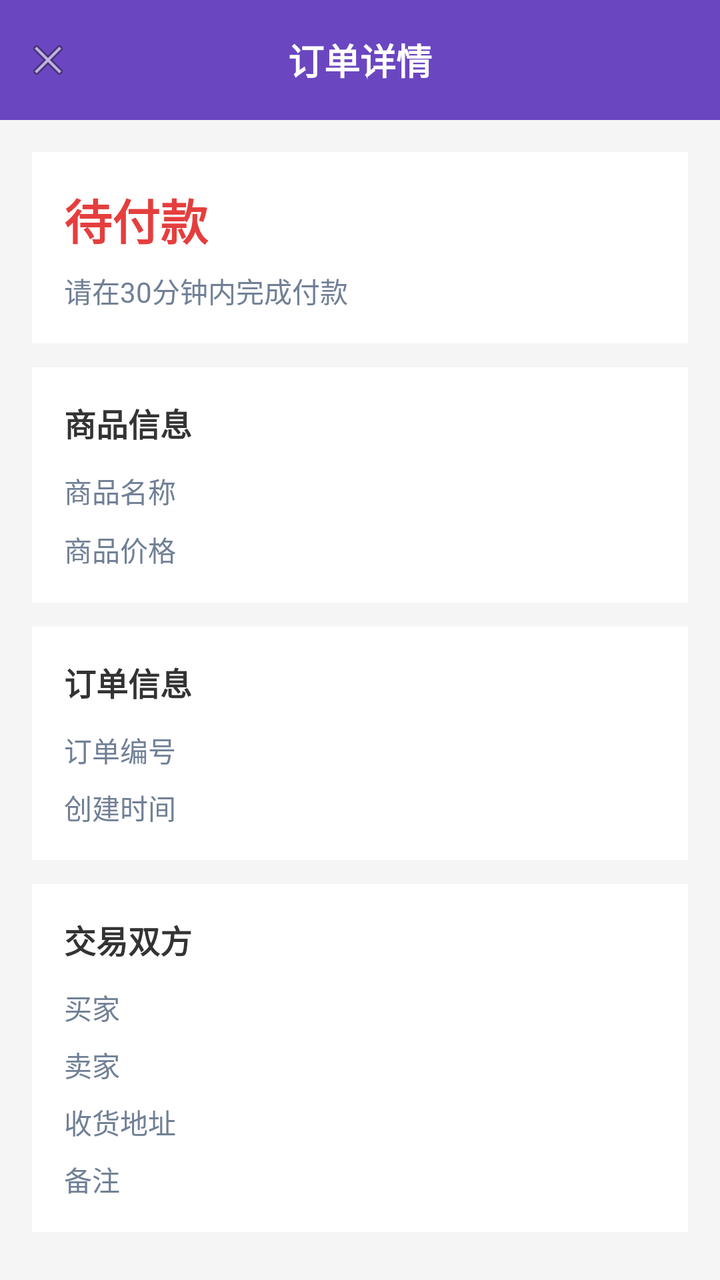
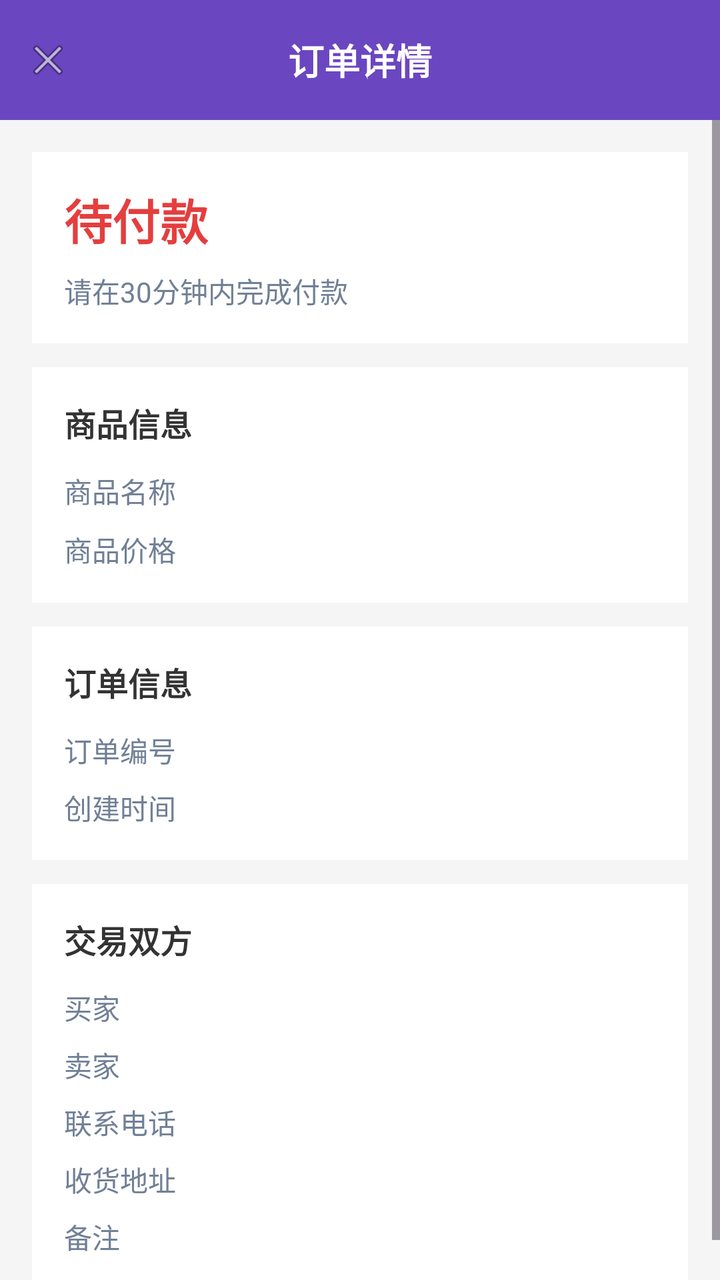

Compare the two renders of this Android layout. The source of the first and the diff that turns it into the second are given below.
<!-- AndroidManifest.xml: application theme Theme.MyApplication -->
<!-- res/layout/activity_order_detail.xml -->
<?xml version="1.0" encoding="utf-8"?>
<LinearLayout xmlns:android="http://schemas.android.com/apk/res/android"
    android:layout_width="match_parent"
    android:layout_height="match_parent"
    android:orientation="vertical"
    android:background="#f5f5f5">

    
    <LinearLayout
        android:layout_width="match_parent"
        android:layout_height="60dp"
        android:background="#6b46c1"
        android:gravity="center_vertical"
        android:orientation="horizontal">

        <ImageView
            android:id="@+id/iv_back"
            android:layout_width="48dp"
            android:layout_height="48dp"
            android:src="@android:drawable/ic_menu_close_clear_cancel"
            android:padding="12dp"
            android:background="@drawable/ripple_transparent"/>

        <TextView
            android:layout_width="0dp"
            android:layout_height="wrap_content"
            android:layout_weight="1"
            android:text="订单详情"
            android:textColor="#ffffff"
            android:textSize="18sp"
            android:textStyle="bold"
            android:gravity="center"/>

        <View
            android:layout_width="48dp"
            android:layout_height="48dp"/>
    </LinearLayout>

    <ScrollView
        android:layout_width="match_parent"
        android:layout_height="match_parent">

        <LinearLayout
            android:layout_width="match_parent"
            android:layout_height="wrap_content"
            android:orientation="vertical"
            android:padding="16dp">

            
            <LinearLayout
                android:layout_width="match_parent"
                android:layout_height="wrap_content"
                android:orientation="vertical"
                android:background="#ffffff"
                android:padding="16dp">

                <TextView
                    android:id="@+id/tv_status"
                    android:layout_width="wrap_content"
                    android:layout_height="wrap_content"
                    android:text="待付款"
                    android:textSize="24sp"
                    android:textStyle="bold"
                    android:textColor="#E53E3E"/>

                <TextView
                    android:id="@+id/tv_status_desc"
                    android:layout_width="wrap_content"
                    android:layout_height="wrap_content"
                    android:text="请在30分钟内完成付款"
                    android:textSize="14sp"
                    android:textColor="#718096"
                    android:layout_marginTop="8dp"/>
            </LinearLayout>

            
            <LinearLayout
                android:layout_width="match_parent"
                android:layout_height="wrap_content"
                android:orientation="vertical"
                android:background="#ffffff"
                android:padding="16dp"
                android:layout_marginTop="12dp">

                <TextView
                    android:layout_width="wrap_content"
                    android:layout_height="wrap_content"
                    android:text="商品信息"
                    android:textSize="16sp"
                    android:textStyle="bold"
                    android:textColor="#333333"/>

                <LinearLayout
                    android:layout_width="match_parent"
                    android:layout_height="wrap_content"
                    android:orientation="horizontal"
                    android:layout_marginTop="12dp">

                    <TextView
                        android:layout_width="80dp"
                        android:layout_height="wrap_content"
                        android:text="商品名称"
                        android:textSize="14sp"
                        android:textColor="#718096"/>

                    <TextView
                        android:id="@+id/tv_item_title"
                        android:layout_width="0dp"
                        android:layout_height="wrap_content"
                        android:layout_weight="1"
                        android:text=""
                        android:textSize="14sp"
                        android:textColor="#333333"/>
                </LinearLayout>

                <LinearLayout
                    android:layout_width="match_parent"
                    android:layout_height="wrap_content"
                    android:orientation="horizontal"
                    android:layout_marginTop="8dp">

                    <TextView
                        android:layout_width="80dp"
                        android:layout_height="wrap_content"
                        android:text="商品价格"
                        android:textSize="14sp"
                        android:textColor="#718096"/>

                    <TextView
                        android:id="@+id/tv_price"
                        android:layout_width="0dp"
                        android:layout_height="wrap_content"
                        android:layout_weight="1"
                        android:text=""
                        android:textSize="16sp"
                        android:textColor="#E53E3E"
                        android:textStyle="bold"/>
                </LinearLayout>
            </LinearLayout>

            
            <LinearLayout
                android:layout_width="match_parent"
                android:layout_height="wrap_content"
                android:orientation="vertical"
                android:background="#ffffff"
                android:padding="16dp"
                android:layout_marginTop="12dp">

                <TextView
                    android:layout_width="wrap_content"
                    android:layout_height="wrap_content"
                    android:text="订单信息"
                    android:textSize="16sp"
                    android:textStyle="bold"
                    android:textColor="#333333"/>

                <LinearLayout
                    android:layout_width="match_parent"
                    android:layout_height="wrap_content"
                    android:orientation="horizontal"
                    android:layout_marginTop="12dp">

                    <TextView
                        android:layout_width="80dp"
                        android:layout_height="wrap_content"
                        android:text="订单编号"
                        android:textSize="14sp"
                        android:textColor="#718096"/>

                    <TextView
                        android:id="@+id/tv_order_no"
                        android:layout_width="0dp"
                        android:layout_height="wrap_content"
                        android:layout_weight="1"
                        android:text=""
                        android:textSize="14sp"
                        android:textColor="#333333"/>
                </LinearLayout>

                <LinearLayout
                    android:layout_width="match_parent"
                    android:layout_height="wrap_content"
                    android:orientation="horizontal"
                    android:layout_marginTop="8dp">

                    <TextView
                        android:layout_width="80dp"
                        android:layout_height="wrap_content"
                        android:text="创建时间"
                        android:textSize="14sp"
                        android:textColor="#718096"/>

                    <TextView
                        android:id="@+id/tv_created_at"
                        android:layout_width="0dp"
                        android:layout_height="wrap_content"
                        android:layout_weight="1"
                        android:text=""
                        android:textSize="14sp"
                        android:textColor="#333333"/>
                </LinearLayout>

                <LinearLayout
                    android:id="@+id/ll_payment_deadline"
                    android:layout_width="match_parent"
                    android:layout_height="wrap_content"
                    android:orientation="horizontal"
                    android:layout_marginTop="8dp"
                    android:visibility="gone">

                    <TextView
                        android:layout_width="80dp"
                        android:layout_height="wrap_content"
                        android:text="付款截止"
                        android:textSize="14sp"
                        android:textColor="#718096"/>

                    <TextView
                        android:id="@+id/tv_payment_deadline"
                        android:layout_width="0dp"
                        android:layout_height="wrap_content"
                        android:layout_weight="1"
                        android:text=""
                        android:textSize="14sp"
                        android:textColor="#E53E3E"/>
                </LinearLayout>
            </LinearLayout>

            
            <LinearLayout
                android:layout_width="match_parent"
                android:layout_height="wrap_content"
                android:orientation="vertical"
                android:background="#ffffff"
                android:padding="16dp"
                android:layout_marginTop="12dp">

                <TextView
                    android:layout_width="wrap_content"
                    android:layout_height="wrap_content"
                    android:text="交易双方"
                    android:textSize="16sp"
                    android:textStyle="bold"
                    android:textColor="#333333"/>

                <LinearLayout
                    android:layout_width="match_parent"
                    android:layout_height="wrap_content"
                    android:orientation="horizontal"
                    android:layout_marginTop="12dp">

                    <TextView
                        android:layout_width="80dp"
                        android:layout_height="wrap_content"
                        android:text="买家"
                        android:textSize="14sp"
                        android:textColor="#718096"/>

                    <TextView
                        android:id="@+id/tv_buyer_name"
                        android:layout_width="0dp"
                        android:layout_height="wrap_content"
                        android:layout_weight="1"
                        android:text=""
                        android:textSize="14sp"
                        android:textColor="#333333"/>
                </LinearLayout>

                <LinearLayout
                    android:layout_width="match_parent"
                    android:layout_height="wrap_content"
                    android:orientation="horizontal"
                    android:layout_marginTop="8dp">

                    <TextView
                        android:layout_width="80dp"
                        android:layout_height="wrap_content"
                        android:text="卖家"
                        android:textSize="14sp"
                        android:textColor="#718096"/>

                    <TextView
                        android:id="@+id/tv_seller_name"
                        android:layout_width="0dp"
                        android:layout_height="wrap_content"
                        android:layout_weight="1"
                        android:text=""
                        android:textSize="14sp"
                        android:textColor="#333333"/>
                </LinearLayout>

                <LinearLayout
                    android:id="@+id/ll_address"
                    android:layout_width="match_parent"
                    android:layout_height="wrap_content"
                    android:orientation="horizontal"
                    android:layout_marginTop="8dp">

                    <TextView
                        android:layout_width="80dp"
                        android:layout_height="wrap_content"
                        android:text="收货地址"
                        android:textSize="14sp"
                        android:textColor="#718096"/>

                    <TextView
                        android:id="@+id/tv_address"
                        android:layout_width="0dp"
                        android:layout_height="wrap_content"
                        android:layout_weight="1"
                        android:text=""
                        android:textSize="14sp"
                        android:textColor="#333333"/>
                </LinearLayout>

                <LinearLayout
                    android:id="@+id/ll_remark"
                    android:layout_width="match_parent"
                    android:layout_height="wrap_content"
                    android:orientation="horizontal"
                    android:layout_marginTop="8dp">

                    <TextView
                        android:layout_width="80dp"
                        android:layout_height="wrap_content"
                        android:text="备注"
                        android:textSize="14sp"
                        android:textColor="#718096"/>

                    <TextView
                        android:id="@+id/tv_remark"
                        android:layout_width="0dp"
                        android:layout_height="wrap_content"
                        android:layout_weight="1"
                        android:text=""
                        android:textSize="14sp"
                        android:textColor="#333333"/>
                </LinearLayout>
            </LinearLayout>

            
            <LinearLayout
                android:id="@+id/ll_actions"
                android:layout_width="match_parent"
                android:layout_height="wrap_content"
                android:orientation="horizontal"
                android:gravity="center"
                android:layout_marginTop="24dp"
                android:visibility="gone">

                <Button
                    android:id="@+id/btn_pay"
                    android:layout_width="wrap_content"
                    android:layout_height="48dp"
                    android:text="立即付款"
                    android:textSize="16sp"
                    android:textColor="#ffffff"
                    android:background="@drawable/ripple_primary"
                    android:paddingStart="24dp"
                    android:paddingEnd="24dp"
                    android:visibility="gone"/>

                <Button
                    android:id="@+id/btn_cancel"
                    android:layout_width="wrap_content"
                    android:layout_height="48dp"
                    android:text="取消订单"
                    android:textSize="16sp"
                    android:textColor="#ffffff"
                    android:background="@drawable/ripple_payment"
                    android:paddingStart="24dp"
                    android:paddingEnd="24dp"
                    android:layout_marginStart="16dp"
                    android:visibility="gone"/>

                <Button
                    android:id="@+id/btn_confirm_receipt"
                    android:layout_width="wrap_content"
                    android:layout_height="48dp"
                    android:text="确认收货"
                    android:textSize="16sp"
                    android:textColor="#ffffff"
                    android:background="@drawable/ripple_primary"
                    android:paddingStart="24dp"
                    android:paddingEnd="24dp"
                    android:visibility="gone"/>

                <Button
                    android:id="@+id/btn_contact_seller"
                    android:layout_width="wrap_content"
                    android:layout_height="48dp"
                    android:text="联系卖家"
                    android:textSize="16sp"
                    android:textColor="#6b46c1"
                    android:background="@drawable/ripple_white"
                    android:paddingStart="24dp"
                    android:paddingEnd="24dp"
                    android:layout_marginStart="16dp"
                    android:visibility="gone"/>
            </LinearLayout>

        </LinearLayout>
    </ScrollView>

</LinearLayout>
<!-- resources referenced by this layout -->
<resources>
  <!-- drawable ripple_payment (drawable) -->
  <?xml version="1.0" encoding="utf-8"?>
  <ripple xmlns:android="http://schemas.android.com/apk/res/android"
      android:color="#806c5ce7">
      <item android:id="@android:id/mask">
          <shape android:shape="rectangle">
              <corners android:radius="8dp"/>
              <solid android:color="@android:color/white"/>
          </shape>
      </item>
      <item>
          <shape android:shape="rectangle">
              <corners android:radius="8dp"/>
              <solid android:color="#6c5ce7"/>
          </shape>
      </item>
  </ripple>
  <!-- drawable ripple_primary (drawable) -->
  <?xml version="1.0" encoding="utf-8"?>
  <ripple xmlns:android="http://schemas.android.com/apk/res/android"
      android:color="#806b46c1">
      <item android:id="@android:id/mask">
          <shape android:shape="rectangle">
              <corners android:radius="8dp"/>
              <solid android:color="@android:color/white"/>
          </shape>
      </item>
      <item>
          <shape android:shape="rectangle">
              <corners android:radius="8dp"/>
              <solid android:color="#6b46c1"/>
          </shape>
      </item>
  </ripple>
  <!-- drawable ripple_transparent (drawable) -->
  <?xml version="1.0" encoding="utf-8"?>
  <ripple xmlns:android="http://schemas.android.com/apk/res/android"
      android:color="#80667eea">
      <item android:id="@android:id/mask">
          <shape android:shape="rectangle">
              <corners android:radius="8dp"/>
              <solid android:color="@android:color/white"/>
          </shape>
      </item>
  </ripple>
  <!-- drawable ripple_white (drawable) -->
  <?xml version="1.0" encoding="utf-8"?>
  <ripple xmlns:android="http://schemas.android.com/apk/res/android"
      android:color="#206b46c1">
      <item android:id="@android:id/mask">
          <shape android:shape="rectangle">
              <corners android:radius="12dp"/>
              <solid android:color="@android:color/white"/>
          </shape>
      </item>
  </ripple>
  <style name="Theme.MyApplication" parent="Base.Theme.MyApplication" />
  <style name="Base.Theme.MyApplication" parent="Theme.Material3.DayNight.NoActionBar">
          
          
      </style>
</resources>

<!-- the commit's change to res/layout/activity_order_detail.xml (unified diff, before → after) -->
@@ -71,6 +71,17 @@
                     android:textSize="14sp"
                     android:textColor="#718096"
                     android:layout_marginTop="8dp"/>
+
+                <TextView
+                    android:id="@+id/tv_countdown"
+                    android:layout_width="wrap_content"
+                    android:layout_height="wrap_content"
+                    android:text="剩余时间: 29:59"
+                    android:textSize="18sp"
+                    android:textColor="#E53E3E"
+                    android:textStyle="bold"
+                    android:layout_marginTop="12dp"
+                    android:visibility="gone"/>
             </LinearLayout>
 
             
@@ -291,6 +302,30 @@
                 </LinearLayout>
 
                 <LinearLayout
+                    android:id="@+id/ll_phone"
+                    android:layout_width="match_parent"
+                    android:layout_height="wrap_content"
+                    android:orientation="horizontal"
+                    android:layout_marginTop="8dp">
+
+                    <TextView
+                        android:layout_width="80dp"
+                        android:layout_height="wrap_content"
+                        android:text="联系电话"
+                        android:textSize="14sp"
+                        android:textColor="#718096"/>
+
+                    <TextView
+                        android:id="@+id/tv_phone"
+                        android:layout_width="0dp"
+                        android:layout_height="wrap_content"
+                        android:layout_weight="1"
+                        android:text=""
+                        android:textSize="14sp"
+                        android:textColor="#333333"/>
+                </LinearLayout>
+
+                <LinearLayout
                     android:id="@+id/ll_address"
                     android:layout_width="match_parent"
                     android:layout_height="wrap_content"
@@ -337,6 +372,18 @@
                         android:textSize="14sp"
                         android:textColor="#333333"/>
                 </LinearLayout>
+
+                
+                <Button
+                    android:id="@+id/btn_edit_info"
+                    android:layout_width="match_parent"
+                    android:layout_height="40dp"
+                    android:text="修改地址和电话"
+                    android:textSize="14sp"
+                    android:textColor="#6b46c1"
+                    android:background="@drawable/ripple_white"
+                    android:layout_marginTop="12dp"
+                    android:visibility="gone"/>
             </LinearLayout>
 
             
